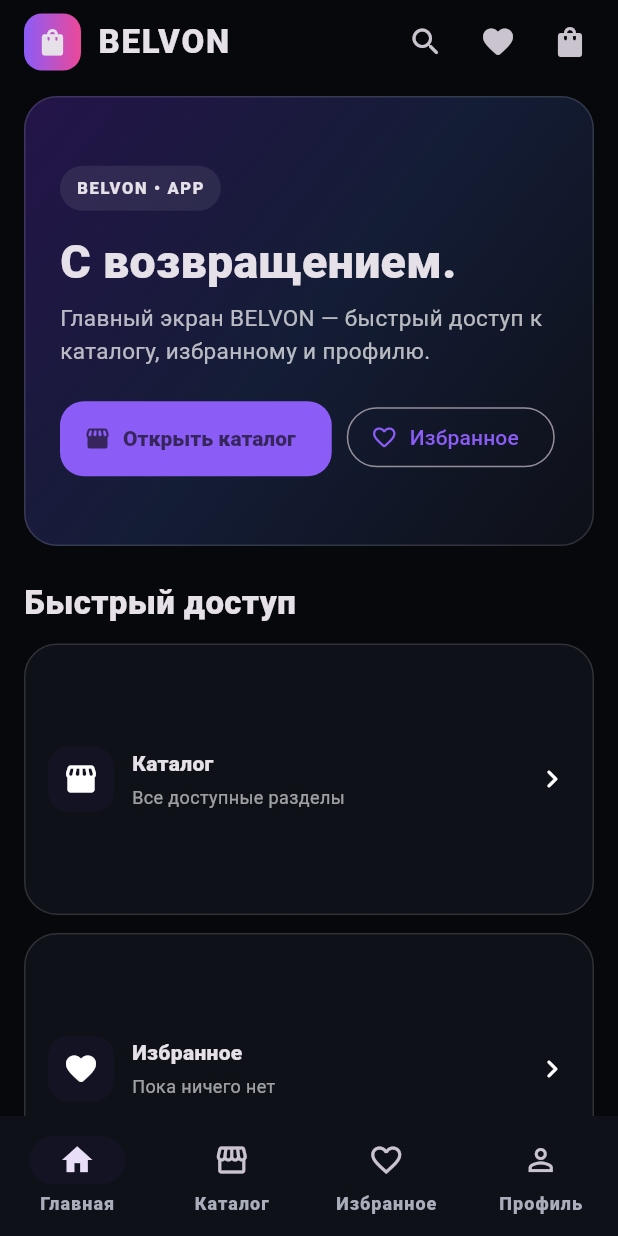
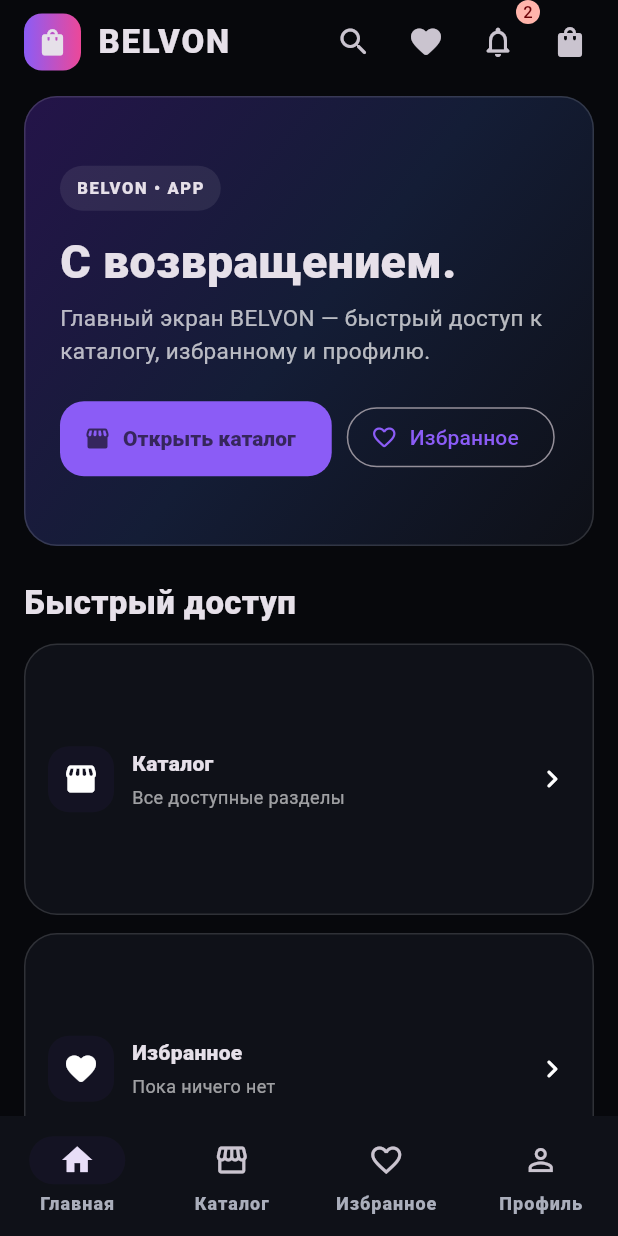
Before and after one commit to WhiteBelStudio/BELVON-SHOP, a Flutter app: the ShopPage screen opened directly, on a phone screen of 412 x 824 dp. Run offline on Flutter 3.47's test engine with Material 3 defaults, Android fonts, the phone set to English and light mode, and no system bars; our stand-ins replace shared_preferences; accounts and stored records are empty.

Commit message:
feat(notifications): integrate notification center and unread badge

```diff
--- a/lib/app.dart
+++ b/lib/app.dart
@@ -7,6 +7,7 @@
 import 'services/auth_service.dart';
 import 'services/api_service.dart';
 import 'services/favorites_service.dart';
+import 'notifications/notifications_page.dart';
 import 'admin/admin_page.dart';
 import 'theme/app_theme.dart';
 import 'widgets/belvon_card.dart';
@@ -527,6 +528,7 @@
   final cart = <int, int>{};
   bool favoritesLoaded = false;
   String favoritesSort = 'Недавно добавленные';
+  final readNotificationIds = <String>{};
 
   Future<void> _loadFavorites() async {
     final saved = await FavoritesService.load();
@@ -585,6 +587,26 @@
       if (!mounted) return;
       searchFocusNode.requestFocus();
     });
+  }
+
+  int get unreadNotificationCount =>
+      belvonNotifications.where((n) => !readNotificationIds.contains(n.id)).length;
+
+  void openNotifications() async {
+    await Navigator.of(context).push(
+      MaterialPageRoute(
+        builder: (_) => NotificationsPage(
+          readIds: readNotificationIds,
+          onRead: (id) => setState(() => readNotificationIds.add(id)),
+          onReadAll: () => setState(() {
+            readNotificationIds
+              ..clear()
+              ..addAll(belvonNotifications.map((n) => n.id));
+          }),
+        ),
+      ),
+    );
+    if (mounted) setState(() {});
   }
 
   int get cartCount => cart.values.fold(0, (a, b) => a + b);
@@ -623,6 +645,15 @@
           icon: const Icon(Icons.search_rounded),
         ),
         IconButton(onPressed: () => openTab(2), icon: const Icon(Icons.favorite_rounded)),
+        Badge(
+          isLabelVisible: unreadNotificationCount > 0,
+          label: Text(unreadNotificationCount.toString()),
+          child: IconButton(
+            tooltip: 'Уведомления',
+            onPressed: openNotifications,
+            icon: const Icon(Icons.notifications_none_rounded),
+          ),
+        ),
         Badge(
           isLabelVisible: cartCount > 0,
           label: Text(cartCount.toString()),
```
